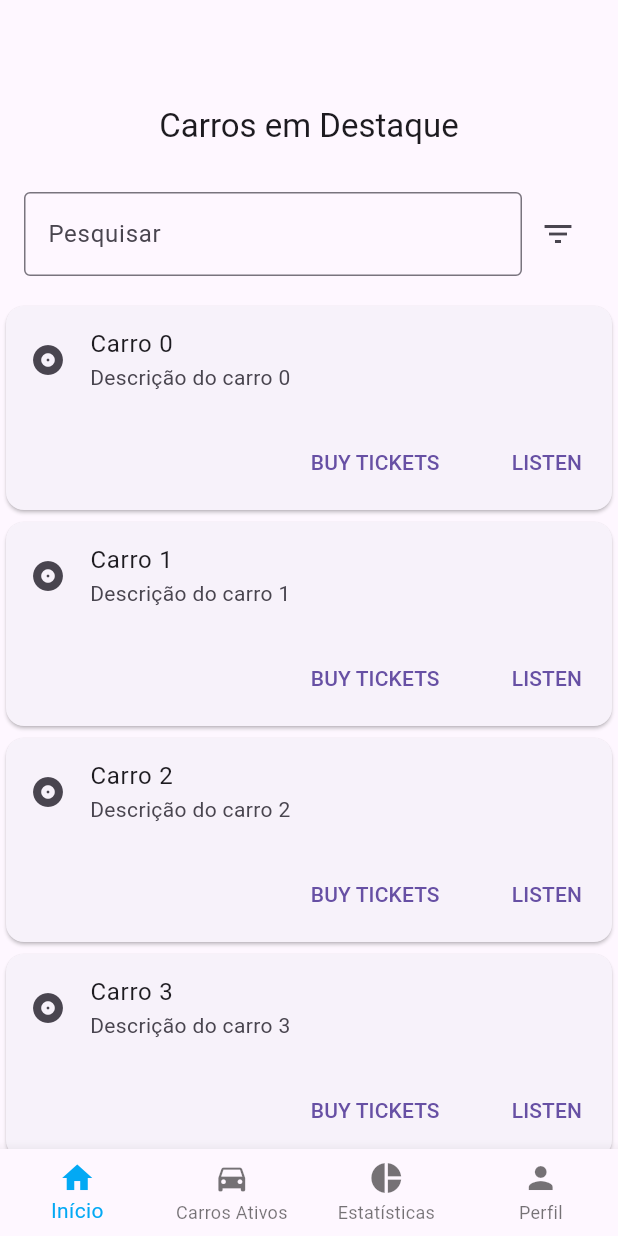
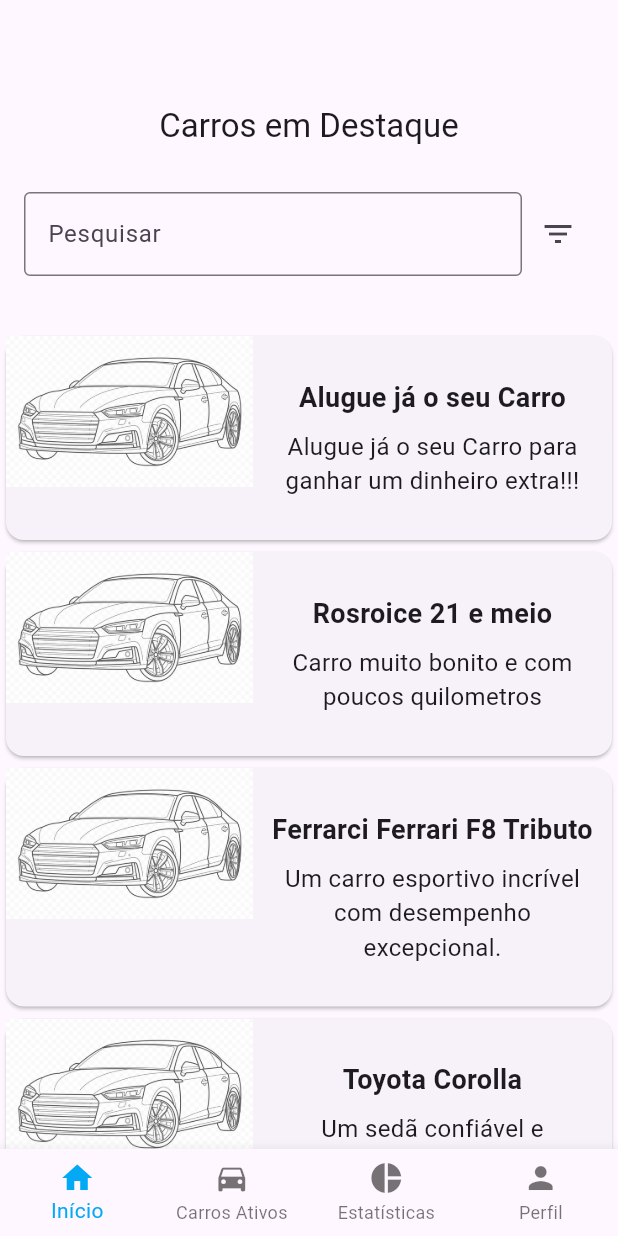
Before and after one commit to IceAngel-04/adRENTure-v2, a Flutter app: the screen it shows after launch, on a phone screen of 412 x 824 dp. Run offline on Flutter 3.47's test engine with Material 3 defaults, Android fonts, the phone set to English and light mode, and no system bars.

Commit message:
"homepage"

```diff
--- a/lib/models/car.dart
+++ b/lib/models/car.dart
@@ -0,0 +1,282 @@
+class Car {
+  int id;
+  int dono;
+  String marca;
+  String modelo;
+  String combustivel;
+  int numeroPortas;
+  int numeroLugares;
+  late String categoria;
+  late int velocidadeMax;
+  int totalMudancas;
+  late bool transmissao;
+  late int cilindrada;
+  DateTime ano;
+  String cor;
+  String matricula;
+  int totalQuilometros;
+  String seguro;
+  late String politicaCombustivel;
+  String descricao;
+  double preco;
+  late bool disponivel;
+  late bool ativo;
+  String imagemPrincipal;
+  late List<String> imagens;
+
+  double nota = 0;
+
+  Car({
+    required this.id,
+    required this.dono,
+    required this.marca,
+    required this.modelo,
+    required this.combustivel,
+    required this.numeroPortas,
+    required this.numeroLugares,
+    required this.totalMudancas,
+    required this.ano,
+    required this.cor,
+    required this.matricula,
+    required this.totalQuilometros,
+    required this.seguro,
+    required this.descricao,
+    required this.preco,
+    required this.imagemPrincipal,
+    this.categoria = '',
+    this.velocidadeMax = 0,
+    this.transmissao = false,
+    this.cilindrada = 0,
+    this.politicaCombustivel =
+        'O Deposito Devera estar com a mesma quantidade de combustivel ao iniciar o aluguer',
+    this.disponivel = false,
+    this.ativo = true,
+    this.imagens = const [],
+    this.nota = 0,
+  });
+}
+
+Car alugarCarro = Car(
+  id: 0,
+  dono: 0,
+  marca: '',
+  modelo: '',
+  combustivel: '',
+  numeroPortas: 0,
+  numeroLugares: 0,
+  totalMudancas: 0,
+  ano: DateTime(0),
+  cor: '',
+  matricula: '',
+  totalQuilometros: 0,
+  seguro: '',
+  descricao: '',
+  preco: 0,
+  imagemPrincipal: 'assets/images/car.png',
+  categoria: '',
+  velocidadeMax: 0,
+  transmissao: false,
+  cilindrada: 0,
+  disponivel: false,
+  ativo: true,
+  nota: 0,
+);
+
+
+Car carro1 = Car(
+  id: 1,
+  dono: 1,
+  marca: 'Rosroice',
+  modelo: '21 e meio',
+  combustivel: 'Gasolina',
+  numeroPortas: 5,
+  numeroLugares: 5,
+  totalMudancas: 6,
+  ano: DateTime(1850),
+  cor: 'Roxo',
+  matricula: '99-PP-99',
+  totalQuilometros: 10000,
+  seguro: 'felididade',
+  descricao: 'Carro muito bonito e com poucos quilometros',
+  preco: 100,
+  imagemPrincipal: 'assets/images/car.png',
+  categoria: 'classico',
+  velocidadeMax: 300,
+  transmissao: true,
+  cilindrada: 37,
+  disponivel: true,
+  ativo: true,
+  nota: 4.9,
+);
+
+Car carro2 = Car(
+  id: 2,
+  dono: 2,
+  marca: 'Ferrarci',
+  modelo: 'Ferrari F8 Tributo',
+  combustivel: 'Gasolina',
+  numeroPortas: 2,
+  numeroLugares: 2,
+  totalMudancas: 7,
+  ano: DateTime(2023),
+  cor: 'Vermelho',
+  matricula: '12-AB-34',
+  totalQuilometros: 5000,
+  seguro: 'Comprehensive',
+  descricao: 'Um carro esportivo incrível com desempenho excepcional.',
+  preco: 300000,
+  imagemPrincipal: 'assets/images/car.png',
+);
+
+Car carro3 = Car(
+  id: 3,
+  dono: 3,
+  marca: 'Toyota',
+  modelo: 'Corolla',
+  combustivel: 'Gasolina',
+  numeroPortas: 4,
+  numeroLugares: 5,
+  totalMudancas: 6,
+  ano: DateTime(2020),
+  cor: 'Prata',
+  matricula: '98-CD-76',
+  totalQuilometros: 20000,
+  seguro: 'Third-party',
+  descricao: 'Um sedã confiável e econômico, ótimo para uso diário.',
+  preco: 25000,
+  imagemPrincipal: 'assets/images/car.png',
+);
+
+Car carro4 = Car(
+  id: 4,
+  dono: 4,
+  marca: 'Volkswagen',
+  modelo: 'Golf GTI',
+  combustivel: 'Gasolina',
+  numeroPortas: 4,
+  numeroLugares: 5,
+  totalMudancas: 6,
+  ano: DateTime(2019),
+  cor: 'Branco',
+  matricula: '00-EF-12',
+  totalQuilometros: 15000,
+  seguro: 'Comprehensive',
+  descricao: 'Um hatchback esportivo com excelente dirigibilidade.',
+  preco: 35000,
+  imagemPrincipal: 'assets/images/car.png',
+);
+
+Car carro5 = Car(
+  id: 5,
+  dono: 5,
+  marca: 'Tesla',
+  modelo: 'Model S',
+  combustivel: 'Eletricidade',
+  numeroPortas: 4,
+  numeroLugares: 5,
+  totalMudancas: 1,
+  ano: DateTime(2022),
+  cor: 'Azul',
+  matricula: '55-GH-33',
+  totalQuilometros: 10000,
+  seguro: 'Comprehensive',
+  descricao:
+      'Um sedan elétrico com autonomia excepcional e tecnologia avançada.',
+  preco: 80000,
+  imagemPrincipal: 'assets/images/car.png',
+);
+
+Car carro6 = Car(
+  id: 6,
+  dono: 6,
+  marca: 'BMW',
+  modelo: 'X5',
+  combustivel: 'Diesel',
+  numeroPortas: 5,
+  numeroLugares: 5,
+  totalMudancas: 7,
+  ano: DateTime(2021),
+  cor: 'Preto',
+  matricula: '78-IJ-90',
+  totalQuilometros: 12000,
+  seguro: 'Comprehensive',
+  descricao: 'Um SUV de luxo com desempenho e conforto excepcionais.',
+  preco: 70000,
+  imagemPrincipal: 'assets/images/car.png',
+);
+
+Car carro7 = Car(
+  id: 7,
+  dono: 7,
+  marca: 'Ford',
+  modelo: 'Mustang',
+  combustivel: 'Gasolina',
+  numeroPortas: 2,
+  numeroLugares: 4,
+  totalMudancas: 6,
+  ano: DateTime(2018),
+  cor: 'Amarelo',
+  matricula: '11-KL-22',
+  totalQuilometros: 18000,
+  seguro: 'Third-party',
+  descricao: 'Um clássico americano com um poderoso motor V8.',
+  preco: 40000,
+  imagemPrincipal: 'assets/images/car.png',
+);
+
+Car carro8 = Car(
+  id: 8,
+  dono: 8,
+  marca: 'Chevrolet',
+  modelo: 'Camaro',
+  combustivel: 'Gasolina',
+  numeroPortas: 2,
+  numeroLugares: 4,
+  totalMudancas: 6,
+  ano: DateTime(2017),
+  cor: 'Vermelho',
+  matricula: '22-MN-33',
+  totalQuilometros: 20000,
+  seguro: 'Comprehensive',
+  descricao: 'Um muscle car icônico com um design agressivo.',
+  preco: 45000,
+  imagemPrincipal: 'assets/images/car.png',
+);
+
+Car carro9 = Car(
+  id: 9,
+  dono: 9,
+  marca: 'Mercedes-Benz',
+  modelo: 'Classe E',
+  combustivel: 'Diesel',
+  numeroPortas: 4,
+  numeroLugares: 5,
+  totalMudancas: 7,
+  ano: DateTime(2016),
+  cor: 'Prata',
+  matricula: '33-OP-44',
+  totalQuilometros: 25000,
+  seguro: 'Comprehensive',
+  descricao: 'Um sedan de luxo com conforto e elegância incomparáveis.',
+  preco: 60000,
+  imagemPrincipal: 'assets/images/car.png',
+);
+
+Car carro10 = Car(
+  id: 10,
+  dono: 10,
+  marca: 'Audi',
+  modelo: 'A4',
+  combustivel: 'Diesel',
+  numeroPortas: 4,
+  numeroLugares: 5,
+  totalMudancas: 7,
+  ano: DateTime(2015),
+  cor: 'Preto',
+  matricula: '44-QR-55',
+  totalQuilometros: 30000,
+  seguro: 'Comprehensive',
+  descricao: 'Um sedan premium com design elegante e tecnologia avançada.',
+  preco: 55000,
+  imagemPrincipal: 'assets/images/car.png',
+);
--- a/lib/models/user.dart
+++ b/lib/models/user.dart
@@ -1,14 +1,16 @@
 class User {
   int id;
   String userType;
-  late String userImage; // Alterado para String para representar o caminho da imagem
+  late String
+      userImage; // Alterado para String para representar o caminho da imagem
   String? username;
   String name;
   String email;
   int? telefone;
   String password;
   int nif;
-  DateTime datanascimento; // Alterado para DateTime para representar uma data de nascimento
+  DateTime
+      datanascimento; // Alterado para DateTime para representar uma data de nascimento
   bool cartaConducao = true;
   String? morada;
   String? moradaAntiga;
@@ -21,6 +23,7 @@
   DateTime dataUltimaAtualizacao = DateTime.now();
   int notaApp = 0;
   bool ativo = true;
+  double nota = 0;
 
   User({
     required this.id,
@@ -30,13 +33,18 @@
     required this.password,
     required this.nif,
     required this.datanascimento,
-  }) {
-    // Definindo os valores padrão
-    notificacoes = true;
-    cartaConducao = true;
-    verificado = false;
-    ativo = true;
-    notaApp = 0;
-    userImage = 'lib/assets/images/user.png';
-  }
+    this.notificacoes = true,
+    this.cartaConducao = true,
+    this.verificado = false,
+    this.ativo = true,
+    this.notaApp = 0,
+    this.userImage = 'assets/images/user.png',
+    this.nota = 0,
+    this.username = '',
+    this.telefone = 0,
+    this.morada = '',
+    this.moradaAntiga = '',
+    this.lastPassword = '',
+    this.localizacao = 'Braga centro',
+  });
 }
--- /dev/null
+++ b/lib/pages/home/activecarspage.dart
@@ -0,0 +1,20 @@
+import 'package:flutter/material.dart';
+
+class ActiveCarsPage extends StatelessWidget {
+  const ActiveCarsPage({Key? key}) : super(key: key);
+
+  @override
+  Widget build(BuildContext context) {
+    return Scaffold(
+      appBar: AppBar(
+        title: const Text('Active Cars Page'),
+      ),
+      body: const Center(
+        child: Text(
+          'Página Carros Ativos',
+          style: TextStyle(fontSize: 24, fontWeight: FontWeight.bold),
+        ),
+      ),
+    );
+  }
+}
--- a/lib/pages/home/carpage.dart
+++ b/lib/pages/home/carpage.dart
@@ -1,19 +1,19 @@
 import 'package:flutter/material.dart';
 
 class CarPage extends StatelessWidget {
-  const CarPage({Key? key}) : super(key: key);
+  final int carId;
+
+  const CarPage({Key? key, required this.carId}) : super(key: key);
 
   @override
   Widget build(BuildContext context) {
+    // Aqui você pode usar o ID para buscar os detalhes do carro e exibi-los
     return Scaffold(
       appBar: AppBar(
-        title: const Text('Car Page'),
+        title: Text('Detalhes do Carro $carId'),
       ),
-      body: const Center(
-        child: Text(
-          'Página Carros',
-          style: TextStyle(fontSize: 24, fontWeight: FontWeight.bold),
-        ),
+      body: Center(
+        child: Text('Detalhes do Carro $carId'),
       ),
     );
   }
--- a/lib/pages/home/home.dart
+++ b/lib/pages/home/home.dart
@@ -1,5 +1,7 @@
 import 'package:flutter/material.dart';
-
+import 'package:adrenture/pages/home/carpage.dart';
+import 'package:adrenture/pages/home/rentyourcar.dart';
+import 'package:adrenture/models/car.dart';
 import 'package:adrenture/widgets/smallCard.dart';
 
 void main() => runApp(const MyApp());
@@ -54,13 +56,61 @@
 
   @override
   Widget build(BuildContext context) {
+    List<Car> carList = [
+      carro1,
+      carro2,
+      carro3,
+      carro4,
+      carro5,
+      carro6,
+      carro7,
+      carro8,
+      carro9,
+      carro10
+    ];
+
+    List<Widget> items = [
+      GestureDetector(
+        onTap: () {
+          Navigator.push(
+            context,
+            MaterialPageRoute(
+              builder: (context) => const RentYourCarPage(),
+            ),
+          );
+        },
+        child: SmallCustomCard(
+          title: 'Alugue já o seu Carro',
+          subtitle: 'Alugue já o seu Carro para ganhar um dinheiro extra!!!',
+          image: Image.asset('assets/images/car.png'),
+        ),
+      ),
+      ...carList.map((car) {
+        return GestureDetector(
+          onTap: () {
+            Navigator.push(
+              context,
+              MaterialPageRoute(
+                builder: (context) => CarPage(carId: car.id),
+              ),
+            );
+          },
+          child: SmallCustomCard(
+            title: '${car.marca} ${car.modelo}',
+            subtitle: car.descricao,
+            image: Image.asset(car.imagemPrincipal),
+          ),
+        );
+      }),
+    ];
+
     return Scaffold(
       appBar: AppBar(
         title: Text(
           title,
-          textAlign: TextAlign.center, // Texto centralizado
+          textAlign: TextAlign.center,
         ),
-        centerTitle: true, // Centraliza o título
+        centerTitle: true,
       ),
       body: SingleChildScrollView(
         child: Column(
@@ -87,24 +137,14 @@
                 ],
               ),
             ),
+            const SizedBox(height: 20),
             SizedBox(
-              height: MediaQuery.of(context).size.height * 0.7,
-              child: ListView.builder(
-                itemCount: 10,
-                itemBuilder: (context, index) {
-                  return SmallCustomCard(
-                    title: 'Carro $index',
-                    subtitle: 'Descrição do carro $index',
-                    onBuyTicketsPressed: () {
-                      Navigator.pushNamed(context, '/car_page');
-                    },
-                    onListenPressed: () {
-                      // Implemente a ação do botão 'LISTEN' aqui
-                    },
-                  );
-                },
+              height: MediaQuery.of(context).size.height * 0.9,
+              child: ListView(
+                children: items,
               ),
             ),
+            const SizedBox(height: 50),
           ],
         ),
       ),
--- /dev/null
+++ b/lib/pages/home/rentyourcar.dart
@@ -0,0 +1,20 @@
+import 'package:flutter/material.dart';
+
+class RentYourCarPage extends StatelessWidget {
+  const RentYourCarPage({Key? key}) : super(key: key);
+
+  @override
+  Widget build(BuildContext context) {
+    return Scaffold(
+      appBar: AppBar(
+        title: const Text('Rent Your Car Page'),
+      ),
+      body: const Center(
+        child: Text(
+          'Página Alugue o seu Carro',
+          style: TextStyle(fontSize: 24, fontWeight: FontWeight.bold),
+        ),
+      ),
+    );
+  }
+}
--- a/lib/pages/login/splashscreen.dart
+++ b/lib/pages/login/splashscreen.dart
@@ -38,7 +38,7 @@
     return Scaffold(
       body: Center(
         child: Image.asset(
-          'lib/assets/images/logo.png', // Coloque o caminho da sua imagem aqui
+          'assets/images/logo.png', // Coloque o caminho da sua imagem aqui
           width: 200, // Ajuste conforme necessário
           height: 200, // Ajuste conforme necessário
         ),
--- a/lib/widgets/navbar.dart
+++ b/lib/widgets/navbar.dart
@@ -3,7 +3,7 @@
 import 'package:adrenture/pages/home/profile.dart';
 import 'package:adrenture/pages/home/wallet.dart';
 import 'package:adrenture/pages/home/home.dart';
-import 'package:adrenture/pages/home/carpage.dart';
+import 'package:adrenture/pages/home/activecarspage.dart';
 
 class BottomNavBarPage extends StatefulWidget {
   @override
@@ -22,15 +22,15 @@
   Widget _getPage(int index) {
     switch (index) {
       case 0:
-        return HomePage();
+        return const HomePage();
       case 1:
-        return CarPage();
+        return const ActiveCarsPage();
       case 2:
-        return WalletPage();
+        return const WalletPage();
       case 3:
-        return ProfilePage();
+        return const ProfilePage();
       default:
-        return HomePage();
+        return const HomePage();
     }
   }
 
--- a/lib/widgets/smallCard.dart
+++ b/lib/widgets/smallCard.dart
@@ -3,40 +3,48 @@
 class SmallCustomCard extends StatelessWidget {
   final String title;
   final String subtitle;
-  final VoidCallback onBuyTicketsPressed;
-  final VoidCallback onListenPressed;
+  final Image image; // New parameter for the car image
 
   const SmallCustomCard({
     Key? key,
     required this.title,
     required this.subtitle,
-    required this.onBuyTicketsPressed,
-    required this.onListenPressed,
+    required this.image, // Required car image
   }) : super(key: key);
 
   @override
   Widget build(BuildContext context) {
     return Card(
-      child: Column(
-        mainAxisSize: MainAxisSize.min,
+      child: Row(
+        crossAxisAlignment: CrossAxisAlignment.start,
         children: <Widget>[
-          ListTile(
-            leading: const Icon(Icons.album),
-            title: Text(title),
-            subtitle: Text(subtitle),
+          SizedBox(
+            width: MediaQuery.of(context).size.width * 0.4,
+            child: image, // Using the provided car image
           ),
-          ButtonBar(
-            children: <Widget>[
-              TextButton(
-                child: const Text('BUY TICKETS'),
-                onPressed: onBuyTicketsPressed,
+          Expanded(
+            child: Padding(
+              padding: const EdgeInsets.all(8.0),
+              child: Column(
+                mainAxisAlignment: MainAxisAlignment.center,
+                crossAxisAlignment: CrossAxisAlignment.center,
+                children: [
+                  const SizedBox(height: 20),
+                  Text(
+                    title,
+                    textAlign: TextAlign.center,
+                    style: const TextStyle(fontSize: 18, fontWeight: FontWeight.bold),
+                  ),
+                  const SizedBox(height: 8),
+                  Text(
+                    subtitle,
+                    textAlign: TextAlign.center,
+                    style: const TextStyle(fontSize: 16),
+                  ),
+                  const SizedBox(height: 20),
+                ],
               ),
-              const SizedBox(width: 8),
-              TextButton(
-                child: const Text('LISTEN'),
-                onPressed: onListenPressed,
-              ),
-            ],
+            ),
           ),
         ],
       ),
--- a/pubspec.yaml
+++ b/pubspec.yaml
@@ -61,8 +61,8 @@
 
   # To add assets to your application, add an assets section, like this:
   assets:
-    - lib/assets/images/
-    - lib/assets/icons/
+    - assets/images/
+    - assets/icons/
 
   # An image asset can refer to one or more resolution-specific "variants", see
   # https://flutter.dev/assets-and-images/#resolution-aware
```
Also changed, not shown: assets/images/car.png (added), assets/images/logo.png (renamed from lib/assets/images/logo.png), assets/images/user.png (renamed from lib/assets/images/user.png).
